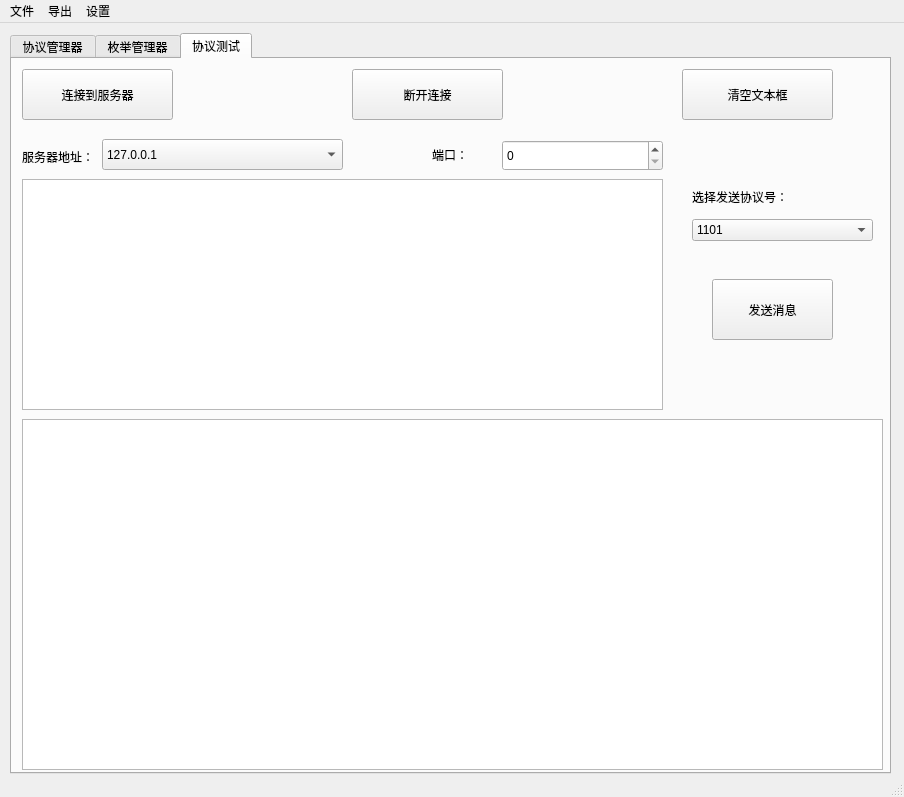
Qt form designer/ui/proto_tool.ui (aywfelix/ProtoExcelTool) before a commit.
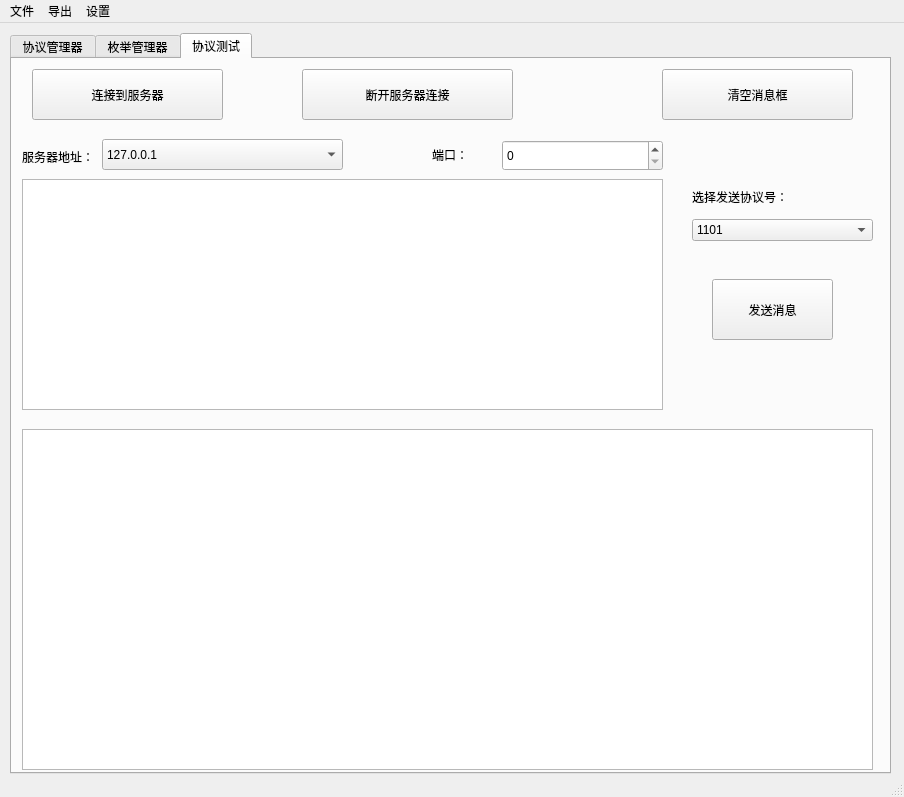
The same form after that commit.

Diff of the .ui file:
```diff
--- a/designer/ui/proto_tool.ui
+++ b/designer/ui/proto_tool.ui
@@ -377,45 +377,6 @@
      <attribute name="title">
       <string>协议测试</string>
      </attribute>
-     <widget class="QToolButton" name="tBtnConn">
-      <property name="geometry">
-       <rect>
-        <x>10</x>
-        <y>10</y>
-        <width>151</width>
-        <height>51</height>
-       </rect>
-      </property>
-      <property name="text">
-       <string>连接到服务器</string>
-      </property>
-     </widget>
-     <widget class="QToolButton" name="tBtnDisconn">
-      <property name="geometry">
-       <rect>
-        <x>340</x>
-        <y>10</y>
-        <width>151</width>
-        <height>51</height>
-       </rect>
-      </property>
-      <property name="text">
-       <string>断开连接</string>
-      </property>
-     </widget>
-     <widget class="QToolButton" name="tBtnClearMsg">
-      <property name="geometry">
-       <rect>
-        <x>670</x>
-        <y>10</y>
-        <width>151</width>
-        <height>51</height>
-       </rect>
-      </property>
-      <property name="text">
-       <string>清空文本框</string>
-      </property>
-     </widget>
      <widget class="QLabel" name="label_9">
       <property name="geometry">
        <rect>
@@ -471,19 +432,6 @@
        </rect>
       </property>
      </widget>
-     <widget class="QPlainTextEdit" name="tEtResp">
-      <property name="geometry">
-       <rect>
-        <x>10</x>
-        <y>360</y>
-        <width>861</width>
-        <height>351</height>
-       </rect>
-      </property>
-      <property name="readOnly">
-       <bool>true</bool>
-      </property>
-     </widget>
      <widget class="QPushButton" name="bTnSendMsg">
       <property name="geometry">
        <rect>
@@ -545,6 +493,58 @@
        <string>选择发送协议号：</string>
       </property>
      </widget>
+     <widget class="QPushButton" name="bTnConn">
+      <property name="geometry">
+       <rect>
+        <x>20</x>
+        <y>10</y>
+        <width>191</width>
+        <height>51</height>
+       </rect>
+      </property>
+      <property name="text">
+       <string>连接到服务器</string>
+      </property>
+     </widget>
+     <widget class="QPushButton" name="bTnDisconn">
+      <property name="geometry">
+       <rect>
+        <x>290</x>
+        <y>10</y>
+        <width>211</width>
+        <height>51</height>
+       </rect>
+      </property>
+      <property name="text">
+       <string>断开服务器连接</string>
+      </property>
+     </widget>
+     <widget class="QPushButton" name="bTnClearResp">
+      <property name="geometry">
+       <rect>
+        <x>650</x>
+        <y>10</y>
+        <width>191</width>
+        <height>51</height>
+       </rect>
+      </property>
+      <property name="text">
+       <string>清空消息框</string>
+      </property>
+     </widget>
+     <widget class="QTextEdit" name="tEtResp">
+      <property name="geometry">
+       <rect>
+        <x>10</x>
+        <y>370</y>
+        <width>851</width>
+        <height>341</height>
+       </rect>
+      </property>
+      <property name="readOnly">
+       <bool>true</bool>
+      </property>
+     </widget>
     </widget>
    </widget>
   </widget>
```
